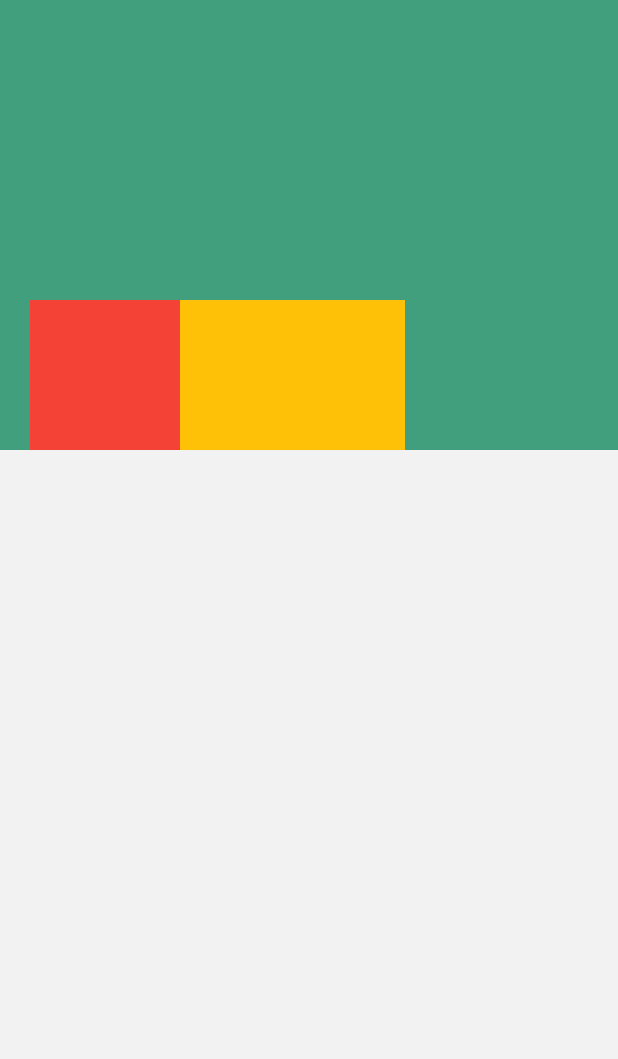
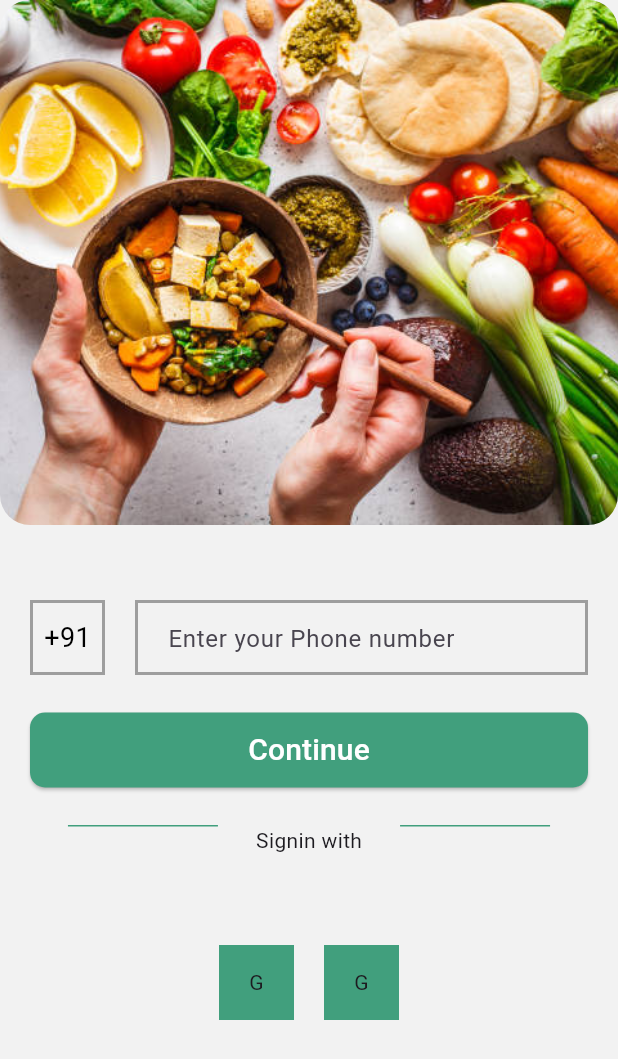
Before and after one commit to nashvak/food_delivery_app, a Flutter app: the screen it shows after launch, on a phone screen of 412 x 824 dp. Shown: the top 1059 px of the screen. Run offline on Flutter 3.47's test engine with Material 3 defaults, Android fonts, the phone set to English and light mode, and no system bars.

Commit message:
signup page layout completed

```diff
--- a/lib/signup_screen.dart
+++ b/lib/signup_screen.dart
@@ -8,31 +8,141 @@ class ScreenSignup extends StatelessWidget {
   Widget build(BuildContext context) {
     return Scaffold(
         backgroundColor: primaryColor,
-      body: Stack(
+        body: SizedBox(
+          width: MediaQuery.of(context).size.width,
+          height: MediaQuery.of(context).size.height,
+          child: Column(
+            // alignment: Alignment.topCenter,
             children: [
-          Positioned(
-            child: Container(
-              width: double.infinity,
-              height: 300,
-              color: appColor,
+              Container(
+                height: 350,
+                decoration: BoxDecoration(
+                  borderRadius: BorderRadius.circular(20),
+                  image: const DecorationImage(
+                    image: AssetImage(
+                      'images/signup_photo.jpg',
+                    ),
+                    fit: BoxFit.cover,
                   ),
                 ),
-          Positioned(
-            top: 200,
-            left: 20,
+              ),
+              Padding(
+                padding: const EdgeInsets.symmetric(horizontal: 20),
                 child: Column(
                   children: [
+                    const SizedBox(
+                      height: 50,
+                    ),
                     Row(
                       children: [
                         Container(
-                      height: 100,
+                          height: 50,
+                          width: 50,
+                          decoration: BoxDecoration(
+                              border: Border.all(color: Colors.grey, width: 2)),
+                          child: const Center(
+                            child: Text(
+                              '+91',
+                              style:
+                                  TextStyle(color: Colors.black, fontSize: 18),
+                            ),
+                          ),
+                        ),
+                        const SizedBox(
+                          width: 20,
+                        ),
+                        Expanded(
+                          child: Container(
+                            height: 50,
+                            decoration: BoxDecoration(
+                                border:
+                                    Border.all(color: Colors.grey, width: 2)),
+                            child: Padding(
+                              padding: const EdgeInsets.symmetric(
+                                horizontal: 20,
+                              ),
+                              child: TextFormField(
+                                decoration: const InputDecoration(
+                                  hintText: 'Enter your Phone number',
+                                  border: InputBorder.none,
+                                ),
+                              ),
+                            ),
+                          ),
+                        )
+                      ],
+                    ),
+                    const SizedBox(
+                      height: 25,
+                    ),
+                    ElevatedButton(
+                      style: ButtonStyle(
+                        foregroundColor:
+                            MaterialStateProperty.all(Colors.white),
+                        backgroundColor: MaterialStateProperty.all(appColor),
+                        shape: MaterialStateProperty.all(
+                            const RoundedRectangleBorder(
+                                borderRadius:
+                                    BorderRadius.all(Radius.circular(10)))),
+                        minimumSize: MaterialStateProperty.all(
+                            const Size(double.infinity, 50)),
+                        padding: MaterialStateProperty.all(
+                          const EdgeInsets.symmetric(horizontal: 20),
+                        ),
+                      ),
+                      onPressed: () {},
+                      child: const Text(
+                        'Continue',
+                        style: TextStyle(fontSize: 20),
+                      ),
+                    ),
+                    const SizedBox(
+                      height: 25,
+                    ),
+                    Row(
+                      mainAxisAlignment: MainAxisAlignment.spaceEvenly,
+                      crossAxisAlignment: CrossAxisAlignment.start,
+                      children: [
+                        Container(
                           width: 100,
-                      color: Colors.red,
+                          height: 50,
+                          decoration: const ShapeDecoration(
+                            shape: Border(
+                                top: BorderSide(color: appColor, width: 1)),
+                          ),
+                        ),
+                        const Text('Signin with'),
+                        Container(
+                          width: 100,
+                          height: 50,
+                          decoration: const ShapeDecoration(
+                            shape: Border(
+                                top: BorderSide(color: appColor, width: 1)),
+                          ),
+                        ),
+                      ],
+                    ),
+                    const SizedBox(
+                      height: 30,
+                    ),
+                    Row(
+                      mainAxisAlignment: MainAxisAlignment.center,
+                      // crossAxisAlignment: CrossAxisAlignment.center,
+                      children: [
+                        Container(
+                          height: 50,
+                          width: 50,
+                          color: appColor,
+                          child: const Center(child: Text('G')),
+                        ),
+                        const SizedBox(
+                          width: 20,
                         ),
                         Container(
-                      height: 100,
-                      width: 150,
-                      color: Colors.amber,
+                          height: 50,
+                          width: 50,
+                          color: appColor,
+                          child: const Center(child: Text('G')),
                         )
                       ],
                     )
@@ -41,6 +151,6 @@ class ScreenSignup extends StatelessWidget {
               )
             ],
           ),
-    );
+        ));
   }
 }
--- a/pubspec.yaml
+++ b/pubspec.yaml
@@ -61,6 +61,7 @@ flutter:
   # To add assets to your application, add an assets section, like this:
   assets:
     - images/foodapp_Logo.png
+    - images/signup_photo.jpg
 
 
   # An image asset can refer to one or more resolution-specific "variants", see
```
Also changed, not shown: images/signup_photo.jpg (added). Lines whose indentation alone changed are shown as unchanged.
